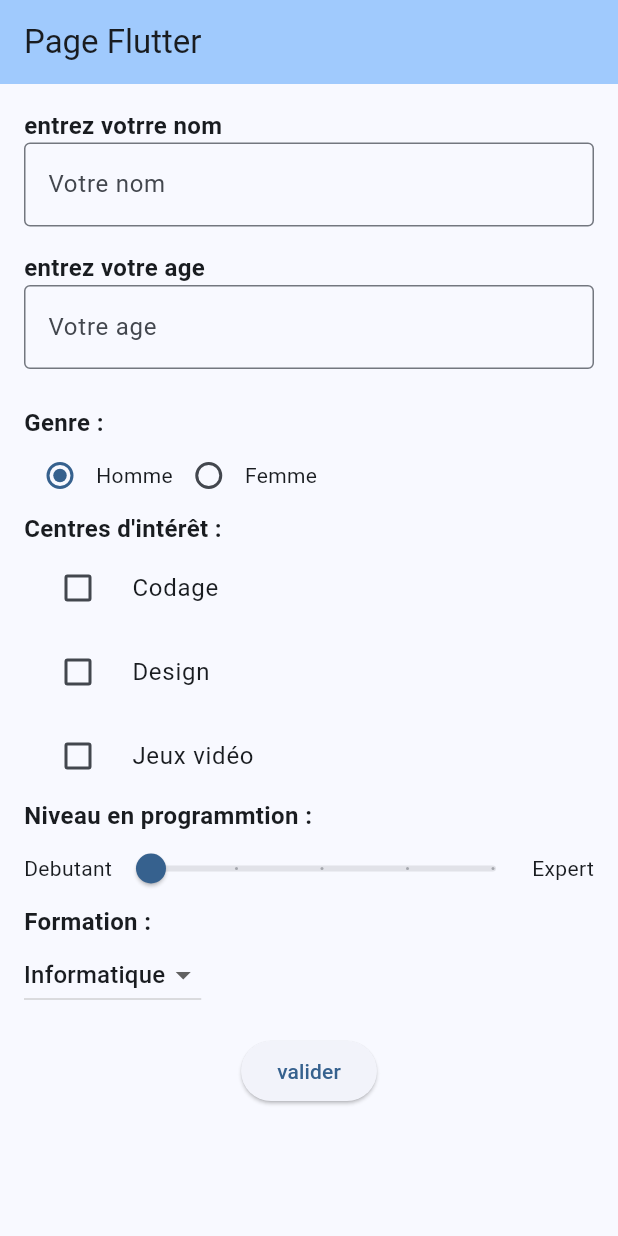
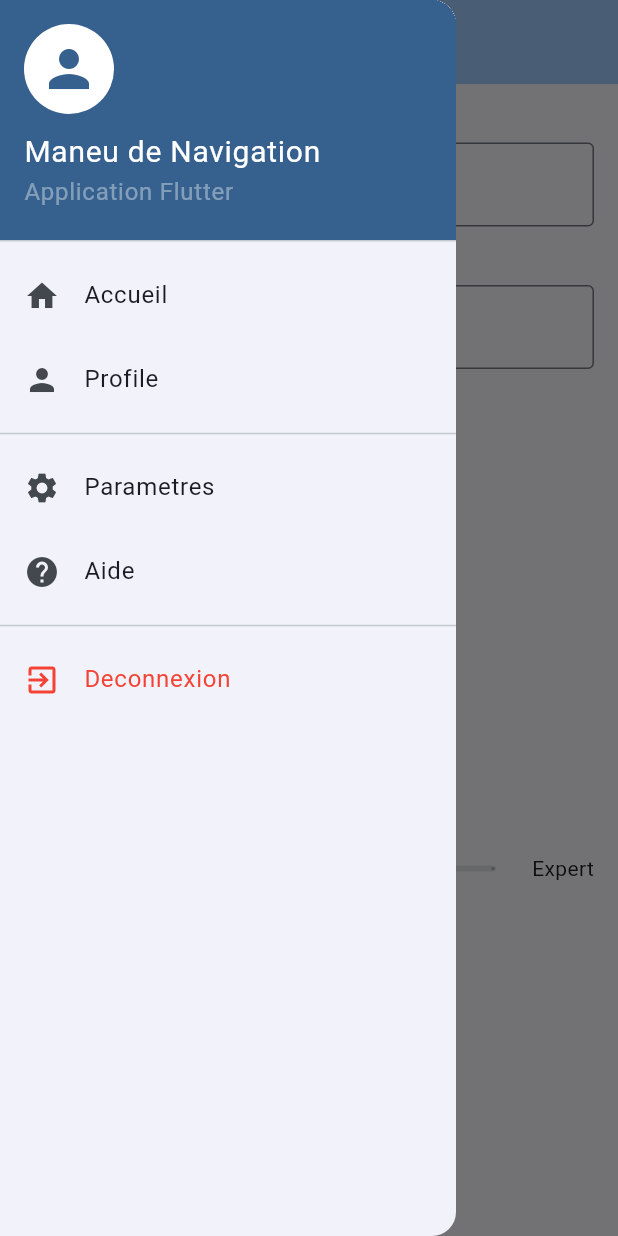
Before and after one commit to YassineOutmoulayte/TP_Flutter_Ntic, a Flutter app: the screen it shows after launch, with the side drawer open (before the commit the screen has no drawer), on a phone screen of 412 x 824 dp. Run offline on Flutter 3.47's test engine with Material 3 defaults, Android fonts, the phone set to English and light mode, and no system bars.

Commit message:
first commit

```diff
--- a/lib/main.dart
+++ b/lib/main.dart
@@ -1,4 +1,7 @@
 import 'package:flutter/material.dart';
+import 'package:tp_ntic/Parametres.dart';
+import 'package:tp_ntic/aide.dart';
+import 'package:tp_ntic/profile.dart';
 
 void main() {
   runApp(const MyApp());
@@ -15,7 +18,7 @@ class MyApp extends StatelessWidget {
         colorScheme: ColorScheme.fromSeed(seedColor: Colors.blue),
         useMaterial3: true,
       ),
-      home:  MyHomePage(title: 'Page Flutter'),
+      home: MyHomePage(title: 'Page Flutter'),
     );
   }
 }
@@ -44,6 +47,7 @@ class _MyHomePageState extends State<MyHomePage> {
         title: Text(widget.title),
         backgroundColor: Theme.of(context).colorScheme.inversePrimary,
       ),
+      drawer: _buildDrawer(context),
       body: Padding(
         padding: const EdgeInsets.all(16.0),
         child: Column(
@@ -169,13 +173,18 @@ class _MyHomePageState extends State<MyHomePage> {
                   _formation = newValue!;
                 });
               },
-              items: <String>['Informatique', 'Design', 'Marketing', 'Marketing']
-                  .map<DropdownMenuItem<String>>((String value) {
-                return DropdownMenuItem<String>(
-                  value: value,
-                  child: Text(value),
-                );
-              }).toList(),
+              items:
+                  <String>[
+                    'Informatique',
+                    'Design',
+                    'Marketing',
+                    'Marketing',
+                  ].map<DropdownMenuItem<String>>((String value) {
+                    return DropdownMenuItem<String>(
+                      value: value,
+                      child: Text(value),
+                    );
+                  }).toList(),
             ),
             SizedBox(height: 16),
             Center(
@@ -184,17 +193,98 @@ class _MyHomePageState extends State<MyHomePage> {
                   String nom = _nomController.text;
                   String age = _ageController.text;
                   ScaffoldMessenger.of(context).showSnackBar(
-                    SnackBar(
-                      content: Text("Bonjour $nom vous avez $age ans"),
-                    ),
+                    SnackBar(content: Text("Bonjour $nom vous avez $age ans")),
                   );
                 },
                 child: Text('valider'),
               ),
-            )
+            ),
           ],
         ),
       ),
     );
   }
 }
+
+Widget _buildDrawer(BuildContext context) {
+  return Drawer(
+    child: ListView(
+      padding: EdgeInsets.zero,
+      children: [
+        DrawerHeader(
+          decoration: BoxDecoration(
+            color: Theme.of(context).colorScheme.primary,
+          ),
+          child: Column(
+            crossAxisAlignment: CrossAxisAlignment.start,
+            children: [
+              CircleAvatar(
+                radius: 30,
+                backgroundColor: Colors.white,
+                child: Icon(
+                  Icons.person,
+                  size: 40,
+                  color: Theme.of(context).colorScheme.primary,
+                ),
+              ),
+              SizedBox(height: 10),
+              Text(
+                "Maneu de Navigation",
+                style: TextStyle(color: Colors.white, fontSize: 20),
+              ),
+              Text(
+                "Application Flutter",
+                style: TextStyle(color: Colors.white38, fontSize: 16),
+              ),
+            ],
+          ),
+        ),
+        ListTile(
+          leading: Icon(Icons.home),
+          title: Text('Accueil'),
+          onTap: () {},
+        ),
+        ListTile(
+          leading: Icon(Icons.person),
+          title: Text('Profile'),
+          onTap: () {
+            Navigator.pop(context);
+            Navigator.push(
+              context,
+              MaterialPageRoute(builder: (context) => ProfieScreen()),
+            );
+          },
+        ),
+        Divider(),
+        ListTile(
+          leading: Icon(Icons.settings),
+          title: Text('Parametres'),
+          onTap: () {
+            Navigator.pop(context);
+            Navigator.push(
+              context,
+              MaterialPageRoute(builder: (context) => ParametresScreen()),
+            );
+          },
+        ),
+        ListTile(
+          leading: Icon(Icons.help),
+          title: Text('Aide'),
+          onTap: () {
+            Navigator.pop(context);
+            Navigator.push(
+              context,
+              MaterialPageRoute(builder: (context) => AideScreen()),
+            );
+          },
+        ),
+        Divider(),
+        ListTile(
+          leading: Icon(Icons.exit_to_app, color: Colors.red),
+          title: Text('Deconnexion', style: TextStyle(color: Colors.red)),
+          onTap: () {},
+        ),
+      ],
+    ),
+  );
+}
```
Also changed, not shown: lib/Parametres.dart (added, +105 -0 lines), lib/aide.dart (added, +56 -0 lines), lib/profile.dart (added, +50 -0 lines), 1 other file.
